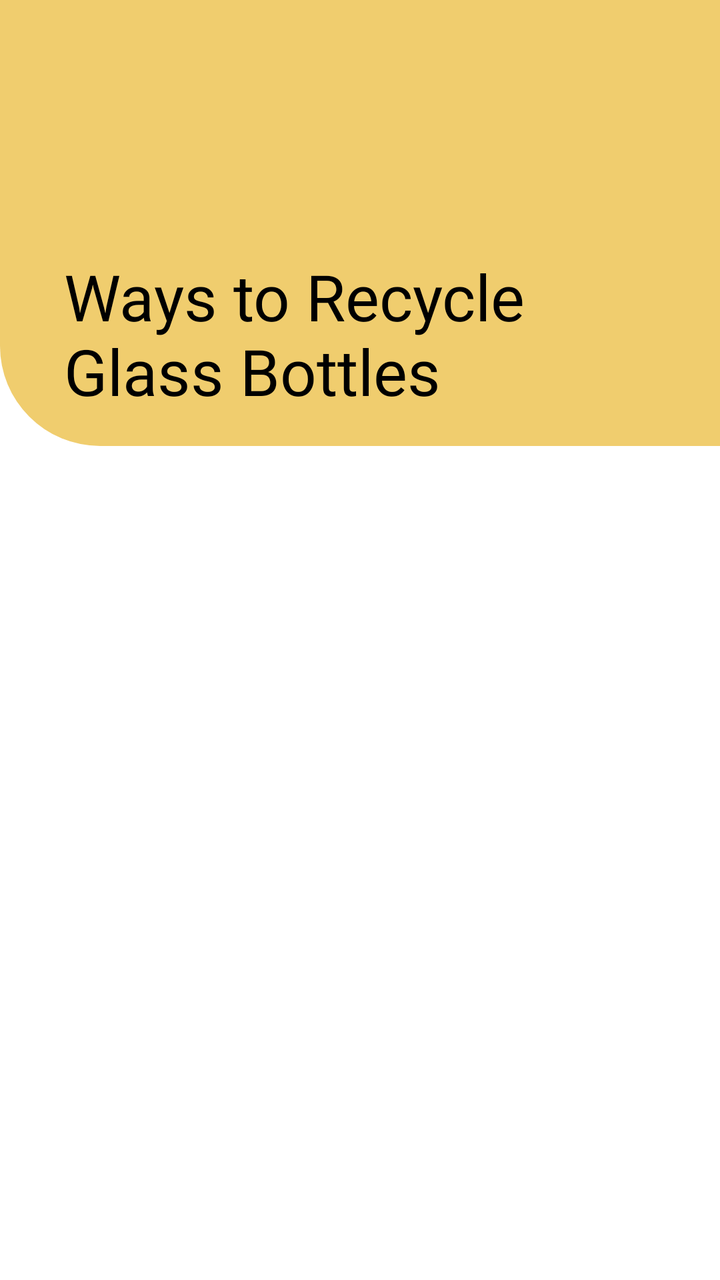
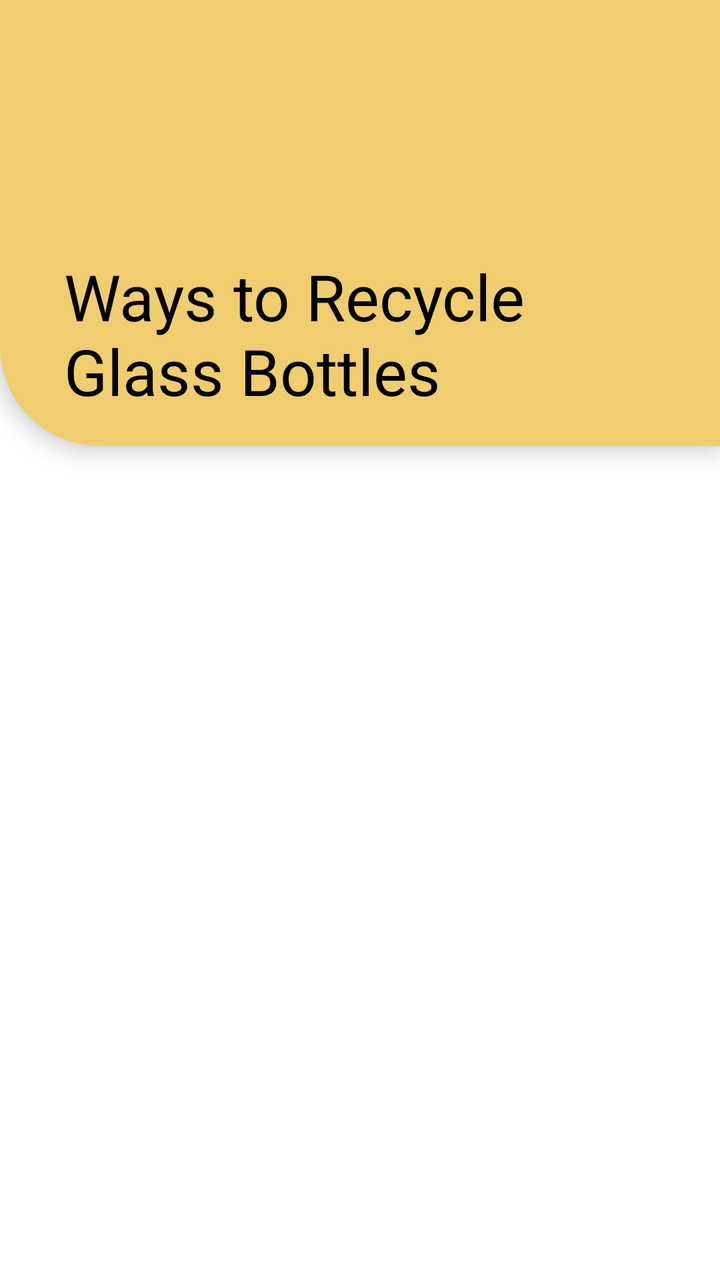

An Android layout rendered at two revisions. The XML below is the earlier revision; the diff shows what the commit changed to produce the second picture.
<!-- AndroidManifest.xml: application theme Theme.SortItJSON -->
<!-- res/layout/fragment_guide_list.xml -->
<ScrollView
    xmlns:android="http://schemas.android.com/apk/res/android"
    android:layout_width="match_parent"
    android:layout_height="match_parent"
    android:fillViewport="true">

    <LinearLayout
        android:layout_width="match_parent"
        android:layout_height="wrap_content"
        android:orientation="vertical"
        android:background="#FFFFFF">

        <LinearLayout
            android:layout_width="match_parent"
            android:layout_height="223dp"
            android:background="@drawable/recycling_guide_bg"
            android:gravity="bottom|start">

            <TextView
                android:id="@+id/titleText"
                android:layout_width="match_parent"
                android:layout_height="wrap_content"
                android:layout_marginStart="32dp"
                android:layout_marginEnd="22dp"
                android:layout_marginBottom="8dp"
                android:fontFamily="@font/montserrat_extrabold"
                android:text="Ways to Recycle Glass Bottles"
                android:textColor="#000000"
                android:textSize="32sp" />
        </LinearLayout>

        <androidx.recyclerview.widget.RecyclerView
            android:id="@+id/recyclerView"
            android:layout_width="match_parent"
            android:layout_height="wrap_content"
            android:nestedScrollingEnabled="false"
            android:padding="16dp" />

    </LinearLayout>

</ScrollView>
<!-- resources referenced by this layout -->
<resources>
  <!-- drawable recycling_guide_bg (drawable) -->
  <?xml version="1.0" encoding="utf-8"?>
  <layer-list xmlns:android="http://schemas.android.com/apk/res/android">
  
      
      <item>
          <shape android:shape="rectangle">
              <solid android:color="#F0CD6E"/>
              <corners
                  android:topLeftRadius="0dp"
                  android:topRightRadius="0dp"
                  android:bottomLeftRadius="50dp"
                  android:bottomRightRadius="0dp"/>
          </shape>
      </item>
  
  </layer-list>
  <style name="Theme.SortItJSON" parent="Base.Theme.SortItJSON" />
  <style name="Base.Theme.SortItJSON" parent="Theme.Material3.DayNight.NoActionBar">
          
          <item name="colorPrimary">@color/darkgreen</item>
      </style>
  <color name="darkgreen">#2A3F3F</color>
</resources>

<!-- the commit's change to res/layout/fragment_guide_list.xml (unified diff, before → after) -->
@@ -13,6 +13,7 @@
         <LinearLayout
             android:layout_width="match_parent"
             android:layout_height="223dp"
+            android:translationZ="6dp"
             android:background="@drawable/recycling_guide_bg"
             android:gravity="bottom|start">
 
